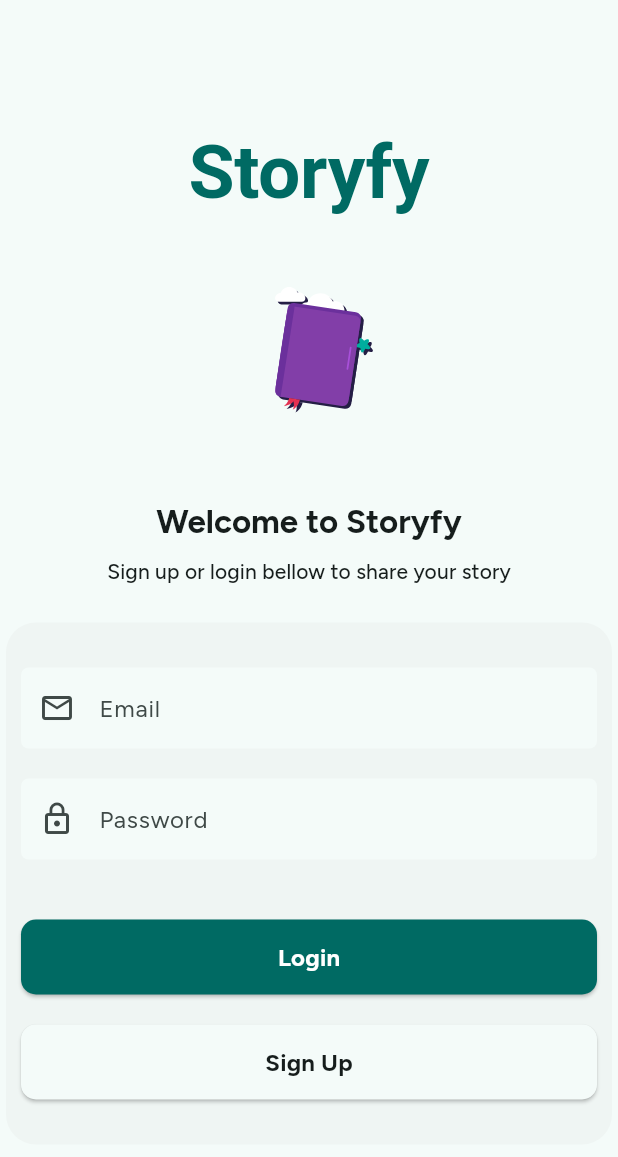
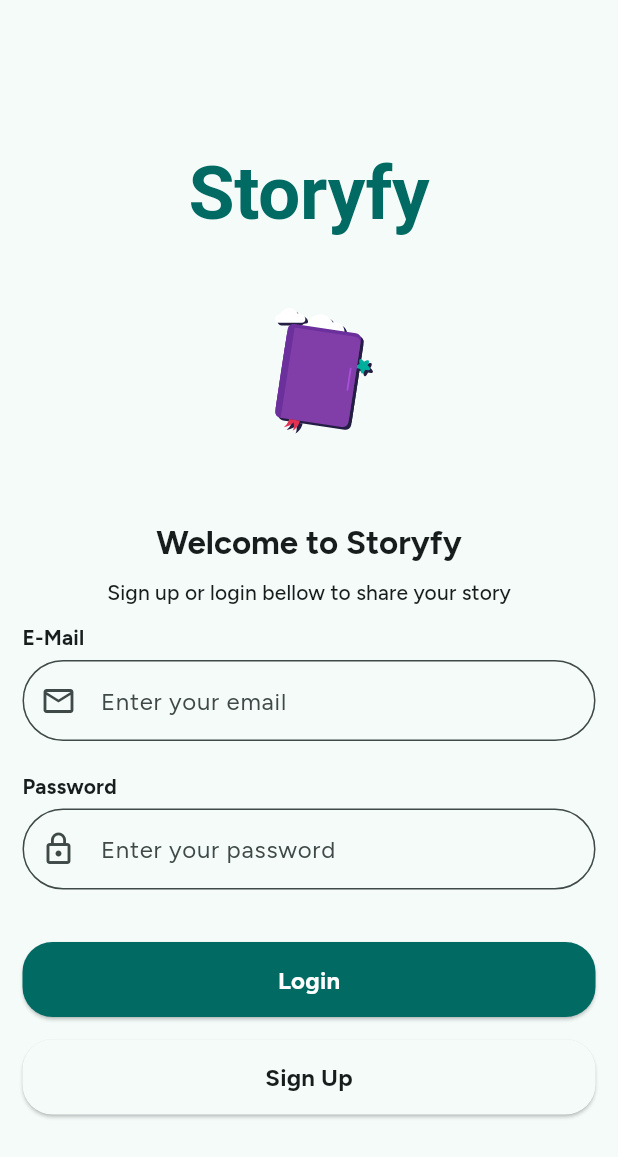
Before and after one commit to fadlyoktapriadi/Story-App, a Flutter app: the screen it shows after launch, on a phone screen of 412 x 824 dp. Shown: the top 1157 px of the screen. Run offline on Flutter 3.47's test engine with Material 3 defaults, Android fonts, the phone set to English and light mode, and no system bars; our stand-ins replace google_fonts, lottie.

```diff
--- a/lib/main.dart
+++ b/lib/main.dart
@@ -1,5 +1,6 @@
 import 'package:flutter/material.dart';
 import 'package:story_app/screen/login/login_screen.dart';
+import 'package:story_app/screen/register/register_screen.dart';
 import 'package:story_app/styles/theme/story_theme.dart';
 
 void main() {
--- a/lib/screen/login/form_login.dart
+++ b/lib/screen/login/form_login.dart
@@ -5,22 +5,27 @@ class FormLogin extends StatelessWidget {
 
   @override
   Widget build(BuildContext context) {
-    return Card(
-      elevation: 0,
-      shape: RoundedRectangleBorder(
-        borderRadius: BorderRadius.circular(20),
-      ),
-      child: Padding(
-        padding: EdgeInsets.symmetric(horizontal: 10, vertical: 30),
+    return Padding(
+        padding: EdgeInsets.symmetric(horizontal: 15, vertical: 10),
         child: Column(
           children: [
+            Column(
+              crossAxisAlignment: CrossAxisAlignment.start,
+              children: [
+                Text(
+                  "E-Mail",
+                  style: Theme.of(context).textTheme.titleSmall,
+                ),
+                const SizedBox(height: 5),
                 TextField(
                   decoration: InputDecoration(
-                labelText: "Email",
+                    hintText: "Enter your email",
                     prefixIcon: Icon(Icons.email_outlined),
                     border: OutlineInputBorder(
-                  borderRadius: BorderRadius.circular(5),
-                  borderSide: BorderSide.none,
+                      borderRadius: BorderRadius.circular(30),
+                      borderSide: BorderSide(
+                        color: Theme.of(context).colorScheme.primary,
+                      ),
                     ),
                     contentPadding: EdgeInsets.symmetric(vertical: 15),
                     fillColor: Theme.of(context).colorScheme.surface,
@@ -29,29 +34,45 @@ class FormLogin extends StatelessWidget {
                   keyboardType: TextInputType.emailAddress,
                   textInputAction: TextInputAction.next,
                 ),
+              ],
+            ),
             const SizedBox(height: 20),
+
+            Column(
+              crossAxisAlignment: CrossAxisAlignment.start,
+              children: [
+                Text(
+                  "Password",
+                  style: Theme.of(context).textTheme.titleSmall,
+                ),
+                const SizedBox(height: 5),
                 TextField(
                   decoration: InputDecoration(
-                labelText: "Password",
+                    hintText: "Enter your password",
                     prefixIcon: Icon(Icons.lock_outline),
                     border: OutlineInputBorder(
-                  borderRadius: BorderRadius.circular(5),
-                  borderSide: BorderSide.none,
+                      borderRadius: BorderRadius.circular(30),
+                      borderSide: BorderSide(
+                        color: Theme.of(context).colorScheme.primary,
+                      ),
                     ),
                     contentPadding: EdgeInsets.symmetric(vertical: 15),
                     fillColor: Theme.of(context).colorScheme.surface,
                     filled: true,
                   ),
                   obscureText: true,
+                  textInputAction: TextInputAction.done,
                 ),
-            const SizedBox(height: 40),
+              ],
+            ),
+            const SizedBox(height: 35),
             ElevatedButton(
               style: ElevatedButton.styleFrom(
                 minimumSize: const Size.fromHeight(50), // Full-width button
                 backgroundColor: Theme.of(context).colorScheme.primary, // Primary color
                 foregroundColor: Theme.of(context).colorScheme.onPrimary, // Text color on primary
                 shape: RoundedRectangleBorder(
-                  borderRadius: BorderRadius.circular(10), // Rounded corners
+                  borderRadius: BorderRadius.circular(20), // Rounded corners
                 ),
               ),
               onPressed: () {},
@@ -60,14 +81,14 @@ class FormLogin extends StatelessWidget {
                     color: Theme.of(context).colorScheme.onPrimary,
                   )),
             ),
-            const SizedBox(height: 20),
+            const SizedBox(height: 15),
             ElevatedButton(
               style: ElevatedButton.styleFrom(
                 minimumSize: const Size.fromHeight(50), // Full-width button
                 backgroundColor: Theme.of(context).colorScheme.surface, // Primary color
                 foregroundColor: Theme.of(context).colorScheme.onSurface, // Text color on primary
                 shape: RoundedRectangleBorder(
-                  borderRadius: BorderRadius.circular(10), // Rounded corners
+                  borderRadius: BorderRadius.circular(20), // Rounded corners
                 ),
               ),
               onPressed: () {},
@@ -78,7 +99,6 @@ class FormLogin extends StatelessWidget {
             ),
           ],
         ),
-      ),
       );
   }
 }
--- a/lib/screen/login/login_screen.dart
+++ b/lib/screen/login/login_screen.dart
@@ -30,7 +30,6 @@ class LoginScreen extends StatelessWidget {
               Text("Welcome to Storyfy", style: Theme.of(context).textTheme.titleLarge),
               const SizedBox(height: 10),
               Text("Sign up or login bellow to share your story", style: Theme.of(context).textTheme.labelLarge),
-              const SizedBox(height: 20),
 
               FormLogin()
 
--- a/lib/styles/colors/story_color.dart
+++ b/lib/styles/colors/story_color.dart
@@ -4,8 +4,6 @@ enum StoryColor {
 
   yellowAccent("yellowAccent", Color(0xFF00FFF0));
 
-
-
   const StoryColor(this.name, this.color);
 
   final String name;
--- a/pubspec.yaml
+++ b/pubspec.yaml
@@ -22,4 +22,4 @@ dev_dependencies:
 flutter:
   uses-material-design: true
   assets:
-    - assets/animation/animation_login.json
+    - assets/animation/
```
Also changed, not shown: assets/animation/animation_register.json (added, +1 -0 lines), lib/screen/register/form_register.dart (+75 -43 lines), lib/screen/register/register_screen.dart (+8 -3 lines). Lines whose indentation alone changed are shown as unchanged.
